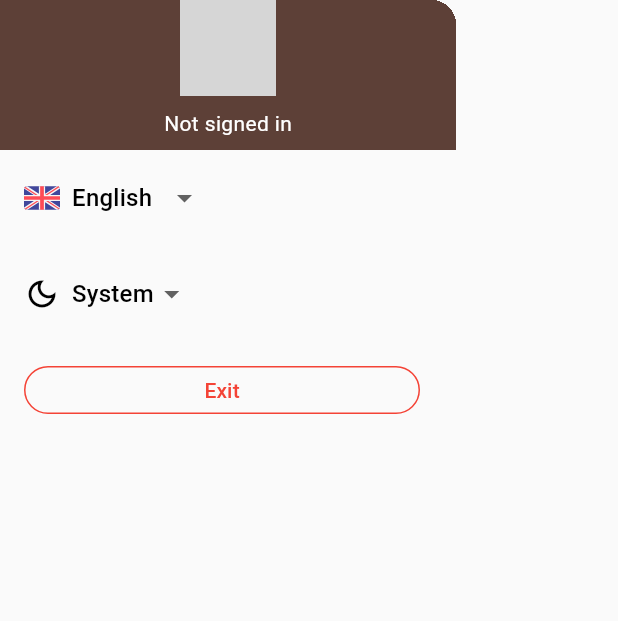
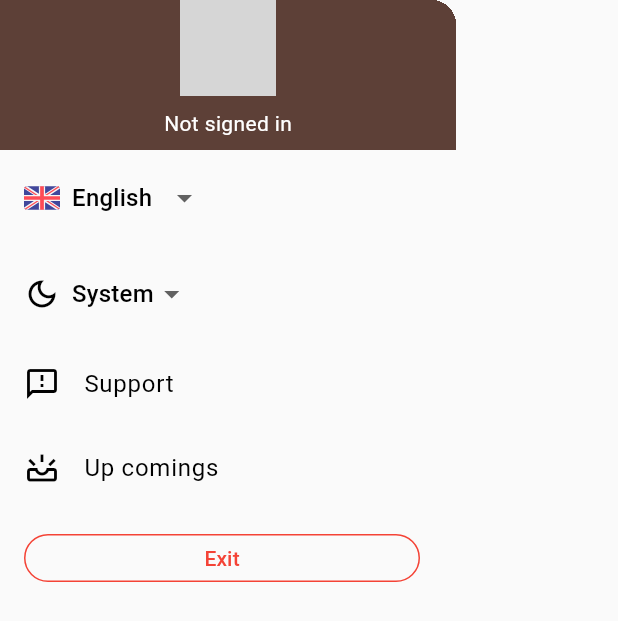
Before and after one commit to Bahrom2101/qaza_tracker, a Flutter app: the AppDrawer widget shown alone on an empty page, opened directly, on a phone screen of 412 x 824 dp. Shown: the top 621 px of the screen. Run offline on Flutter 3.47's test engine with Material 2 defaults, Android fonts, the phone set to English and light mode, and no system bars; drawn by our look-alikes of keyboard_dismisser; our stand-ins replace bloc, cloud_firestore, easy_localization, equatable, firebase_auth, firebase_core and 9 more; accounts and stored records are empty; generated files the repository leaves out were written again; network calls fail; grey boxes are pictures that could not be loaded.

Commit message:
main page loader, drawer additional menus

```diff
--- a/assets/translations/en.json
+++ b/assets/translations/en.json
@@ -17,5 +17,11 @@
   "year": "year",
   "start_date": "Start date",
   "end_date": "End date",
-  "not_signed_in": "Not signed in"
+  "not_signed_in": "Not signed in",
+  "light": "Light",
+  "dark": "Dark",
+  "system": "System",
+  "support": "Support",
+  "up_comings": "Up comings",
+  "feature_process": "Feature is under development process"
 }
--- a/assets/translations/ru.json
+++ b/assets/translations/ru.json
@@ -17,5 +17,11 @@
   "year": "год",
   "start_date": "Дата начала",
   "end_date": "Дата окончания",
-  "not_signed_in": "Не авторизован"
+  "not_signed_in": "Не авторизован",
+  "light": "Светлый",
+  "dark": "Темный",
+  "system": "Системный",
+  "support": "Поддерживать",
+  "up_comings": "Предстоящие",
+  "feature_process": "Функция находится в процессе разработки"
 }
--- a/assets/translations/uz.json
+++ b/assets/translations/uz.json
@@ -17,5 +17,11 @@
   "year": "yil",
   "start_date": "Boshlanish sanasi",
   "end_date": "Tugash sanasi",
-  "not_signed_in": "Profilega kirilmagan"
+  "not_signed_in": "Profilega kirilmagan",
+  "light": "Yorug'",
+  "dark": "Tungi",
+  "system": "Avtomatik",
+  "support": "Qo'llash",
+  "up_comings": "Kutilayotganlar",
+  "feature_process": "Ushbu xizmat dasturi tuzilish jarayonida"
 }
--- a/lib/src/features/main/presentation/widgets/app_drawer.dart
+++ b/lib/src/features/main/presentation/widgets/app_drawer.dart
@@ -66,6 +66,32 @@ class _AppDrawerState extends State<AppDrawer> {
                 }
               },
             ),
+          ),
+          ListTile(
+            onTap: () {
+              showDialog(
+                context: context,
+                builder: (context) => AlertDialog(
+                  title: Text(LocaleKeys.support.tr()),
+                  content: Text(LocaleKeys.feature_process.tr()),
+                ),
+              );
+            },
+            leading: const Icon(Icons.feedback_outlined),
+            title: Text(LocaleKeys.support.tr()),
+          ),
+          ListTile(
+            onTap: () {
+              showDialog(
+                context: context,
+                builder: (context) => AlertDialog(
+                  title: Text(LocaleKeys.up_comings.tr()),
+                  content: Text(LocaleKeys.feature_process.tr()),
+                ),
+              );
+            },
+            leading: const Icon(Icons.upcoming_outlined),
+            title: Text(LocaleKeys.up_comings.tr()),
           ),
           ListTile(
             title: OutlinedButton(
@@ -154,33 +180,33 @@ class _AppDrawerState extends State<AppDrawer> {
   ];
 
   List<DropdownMenuItem<String>> itemsThemeMode = [
-    const DropdownMenuItem(
+    DropdownMenuItem(
       value: light,
       child: Row(
         children: [
-          Icon(Icons.light_mode_outlined),
+          const Icon(Icons.light_mode_outlined),
           kWidth8,
-          Text('Light'),
+          Text(LocaleKeys.light.tr()),
         ],
       ),
     ),
-    const DropdownMenuItem(
+    DropdownMenuItem(
       value: dark,
       child: Row(
         children: [
-          Icon(Icons.dark_mode),
+          const Icon(Icons.dark_mode),
           kWidth8,
-          Text("Dark"),
+          Text(LocaleKeys.dark.tr()),
         ],
       ),
     ),
-    const DropdownMenuItem(
+    DropdownMenuItem(
       value: system,
       child: Row(
         children: [
-          Icon(Icons.dark_mode_outlined),
+          const Icon(Icons.dark_mode_outlined),
           kWidth8,
-          Text('System'),
+          Text(LocaleKeys.system.tr()),
         ],
       ),
     ),
```
Also changed, not shown: lib/src/features/main/presentation/pages/main_page.dart (+17 -3 lines), lib/generated/codegen_loader.g.dart, lib/generated/locale_keys.g.dart, 1 other file.
